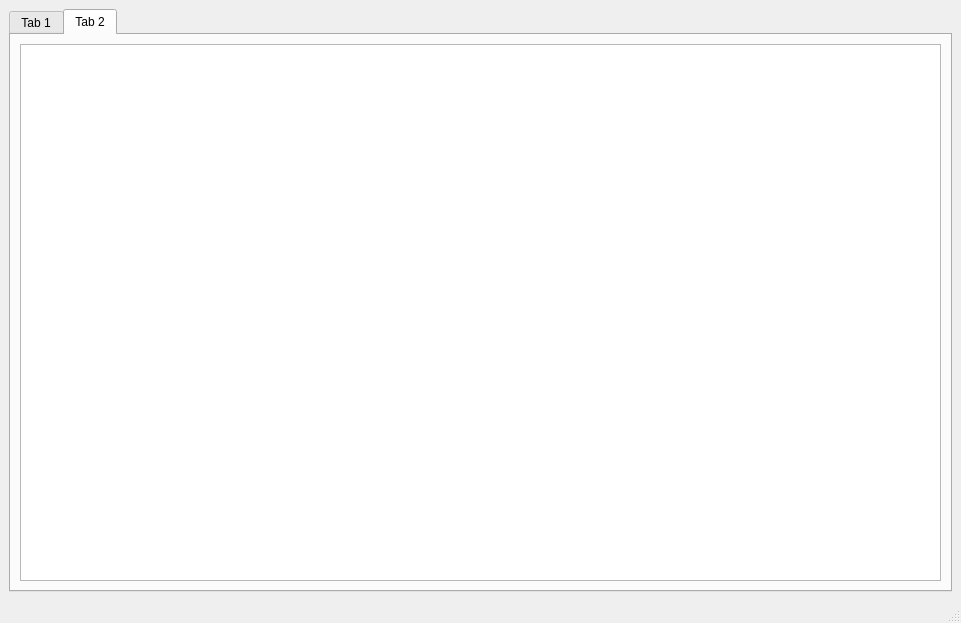
Qt form BulkClub/mainwindow.ui (josharaedwards/CS1C-Project-2) before a commit.
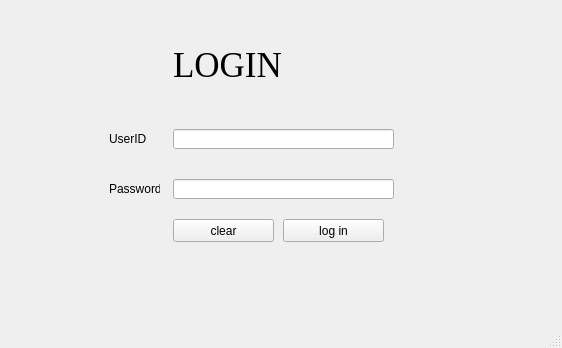
The same form after that commit. The open tabs and pages were chosen to show the change.

Commit message:
reorganized ui with QStackedWidget
removed extra .ui forms/cpps/h and placed all ui elements into a stacked widget

Diff of the .ui file:
```diff
--- a/BulkClub/mainwindow.ui
+++ b/BulkClub/mainwindow.ui
@@ -6,8 +6,8 @@
    <rect>
     <x>0</x>
     <y>0</y>
-    <width>961</width>
-    <height>623</height>
+    <width>562</width>
+    <height>348</height>
    </rect>
   </property>
   <property name="windowTitle">
@@ -16,7 +16,20 @@
   <widget class="QWidget" name="centralwidget">
    <layout class="QGridLayout" name="gridLayout">
     <item row="0" column="0">
+     <widget class="QStackedWidget" name="stackedWidget">
+      <property name="currentIndex">
+       <number>1</number>
+      </property>
+      <widget class="QWidget" name="page">
      <widget class="QTabWidget" name="tabWidget">
+        <property name="geometry">
+         <rect>
+          <x>0</x>
+          <y>0</y>
+          <width>542</width>
+          <height>294</height>
+         </rect>
+        </property>
       <property name="currentIndex">
        <number>0</number>
       </property>
@@ -45,6 +58,107 @@
        </layout>
       </widget>
      </widget>
+      </widget>
+      <widget class="QWidget" name="page_2">
+       <widget class="QLabel" name="labelPassword">
+        <property name="geometry">
+         <rect>
+          <x>100</x>
+          <y>170</y>
+          <width>51</width>
+          <height>20</height>
+         </rect>
+        </property>
+        <property name="text">
+         <string>Password</string>
+        </property>
+       </widget>
+       <widget class="QLineEdit" name="lineEditPassword">
+        <property name="geometry">
+         <rect>
+          <x>164</x>
+          <y>170</y>
+          <width>221</width>
+          <height>20</height>
+         </rect>
+        </property>
+        <property name="echoMode">
+         <enum>QLineEdit::Password</enum>
+        </property>
+       </widget>
+       <widget class="QLabel" name="labelLogin">
+        <property name="geometry">
+         <rect>
+          <x>164</x>
+          <y>30</y>
+          <width>181</width>
+          <height>51</height>
+         </rect>
+        </property>
+        <property name="font">
+         <font>
+          <family>Times New Roman</family>
+          <pointsize>26</pointsize>
+         </font>
+        </property>
+        <property name="text">
+         <string>LOGIN</string>
+        </property>
+       </widget>
+       <widget class="QPushButton" name="clearPushButton">
+        <property name="geometry">
+         <rect>
+          <x>164</x>
+          <y>210</y>
+          <width>101</width>
+          <height>23</height>
+         </rect>
+        </property>
+        <property name="text">
+         <string>clear</string>
+        </property>
+       </widget>
+       <widget class="QPushButton" name="logInPushButton">
+        <property name="geometry">
+         <rect>
+          <x>274</x>
+          <y>210</y>
+          <width>101</width>
+          <height>23</height>
+         </rect>
+        </property>
+        <property name="text">
+         <string>log in</string>
+        </property>
+       </widget>
+       <widget class="QLineEdit" name="lineEditUserID">
+        <property name="geometry">
+         <rect>
+          <x>164</x>
+          <y>120</y>
+          <width>221</width>
+          <height>20</height>
+         </rect>
+        </property>
+        <property name="whatsThis">
+         <string>&lt;html&gt;&lt;head/&gt;&lt;body&gt;&lt;p&gt;enter user ID...&lt;/p&gt;&lt;/body&gt;&lt;/html&gt;</string>
+        </property>
+       </widget>
+       <widget class="QLabel" name="labelUserID">
+        <property name="geometry">
+         <rect>
+          <x>100</x>
+          <y>120</y>
+          <width>51</width>
+          <height>20</height>
+         </rect>
+        </property>
+        <property name="text">
+         <string>UserID</string>
+        </property>
+       </widget>
+      </widget>
+     </widget>
     </item>
    </layout>
   </widget>
```
Left out of the diff: 4 changed lines with no effect on the pictures. Lines whose indentation alone changed are shown as unchanged. The commit also changes 7 other files.
